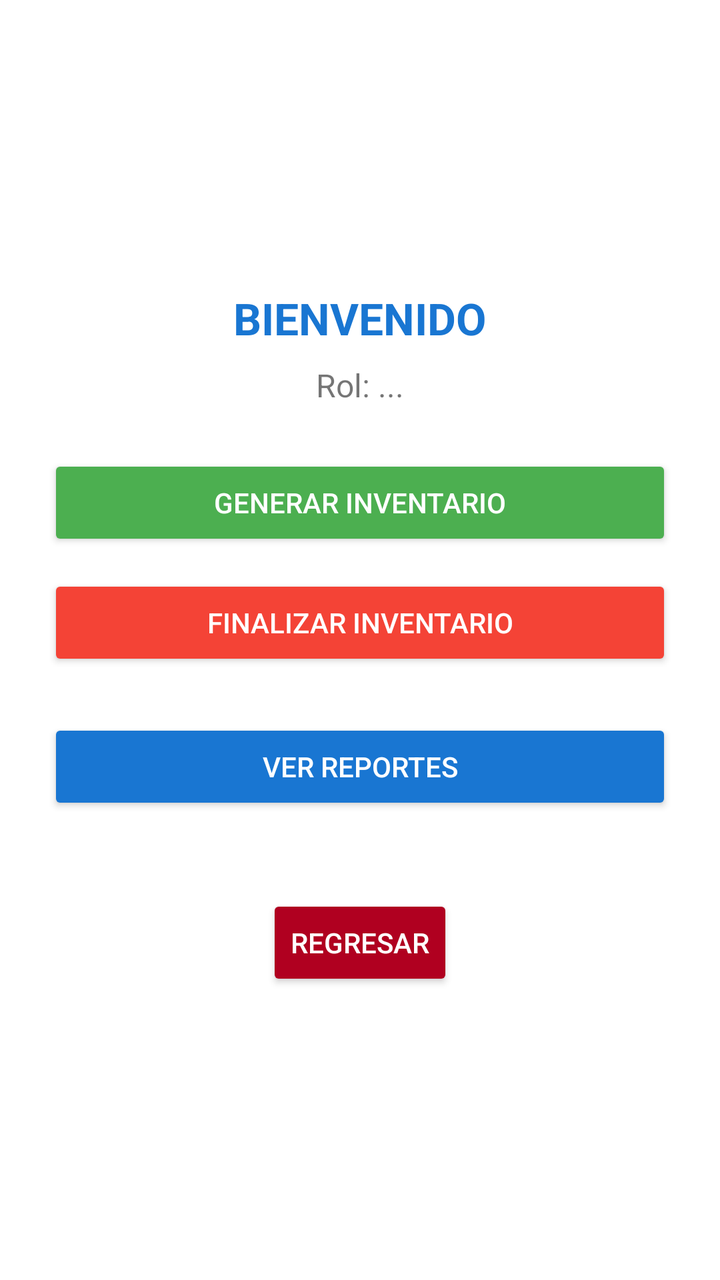
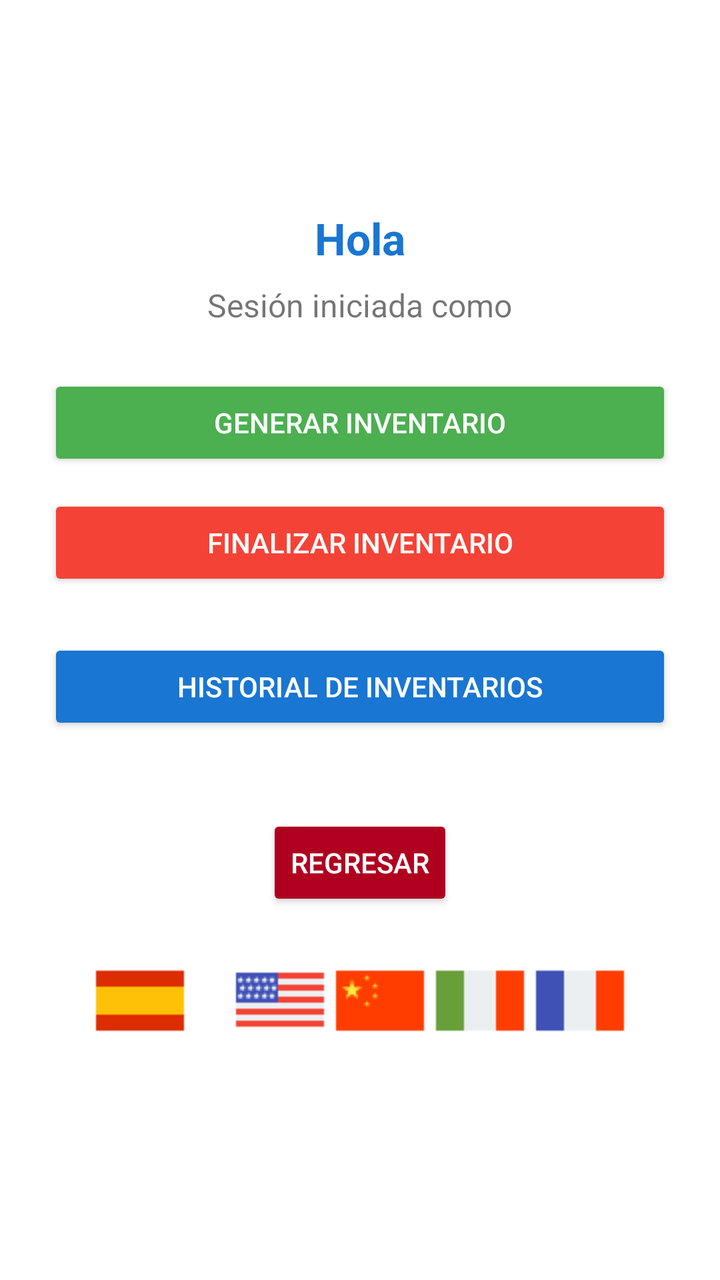

Two renders of the same Android screen: before a commit and after it. Below are the layout's source before the change and the commit's diff.
<!-- AndroidManifest.xml: application theme Theme.AppCompat.Light.NoActionBar -->
<!-- res/layout/activity_inicio_generico.xml -->
<?xml version="1.0" encoding="utf-8"?>
<LinearLayout xmlns:android="http://schemas.android.com/apk/res/android"
    android:layout_width="match_parent"
    android:layout_height="match_parent"
    android:orientation="vertical"
    android:padding="24dp"
    android:gravity="center"
    android:background="#FFFFFF">

    <TextView
        android:id="@+id/tvBienvenidaGenerica"
        android:layout_width="wrap_content"
        android:layout_height="wrap_content"
        android:text="BIENVENIDO"
        android:textSize="22sp"
        android:textStyle="bold"
        android:textColor="#1976D2"
        android:layout_marginBottom="8dp"/>

    <TextView
        android:id="@+id/tvRolActual"
        android:layout_width="wrap_content"
        android:layout_height="wrap_content"
        android:text="Rol: ..."
        android:textSize="16sp"
        android:layout_marginBottom="24dp"/>

    <Button
        android:id="@+id/btnGenerarInventario"
        android:layout_width="match_parent"
        android:layout_height="wrap_content"
        android:text="GENERAR INVENTARIO"
        android:backgroundTint="#4CAF50"
        android:textColor="#FFFFFF"
        android:layout_marginBottom="12dp"/>

    
    <Button
        android:id="@+id/btnFinalizarInventario"
        android:layout_width="match_parent"
        android:layout_height="wrap_content"
        android:text="FINALIZAR INVENTARIO"
        android:backgroundTint="#F44336"
        android:textColor="#FFFFFF"
        android:layout_marginBottom="24dp"/>

    <Button
        android:id="@+id/btnVerReportes"
        android:layout_width="match_parent"
        android:layout_height="wrap_content"
        android:text="VER REPORTES"
        android:backgroundTint="#1976D2"
        android:textColor="#FFFFFF"
        android:layout_marginBottom="24dp"/>

    <Button
        android:id="@+id/btnAdminRegistro"
        android:layout_width="match_parent"
        android:layout_height="wrap_content"
        android:text="REGISTRAR NUEVO USUARIO"
        android:backgroundTint="#FF9800"
        android:textColor="#FFFFFF"
        android:visibility="gone"/>

    <Button
        android:id="@+id/btnReturn"
        android:layout_width="wrap_content"
        android:layout_height="wrap_content"
        android:text="REGRESAR"
        android:backgroundTint="@color/design_default_color_error"
        android:textColor="#FFFFFF"
        android:layout_marginTop="16dp"/>

</LinearLayout>
<!-- resources referenced by this layout -->
<resources>

</resources>

<!-- the commit's change to res/layout/activity_inicio_generico.xml (unified diff, before → after) -->
@@ -11,7 +11,7 @@
         android:id="@+id/tvBienvenidaGenerica"
         android:layout_width="wrap_content"
         android:layout_height="wrap_content"
-        android:text="BIENVENIDO"
+        android:text="@string/hola"
         android:textSize="22sp"
         android:textStyle="bold"
         android:textColor="#1976D2"
@@ -21,7 +21,7 @@
         android:id="@+id/tvRolActual"
         android:layout_width="wrap_content"
         android:layout_height="wrap_content"
-        android:text="Rol: ..."
+        android:text="@string/sesion_como"
         android:textSize="16sp"
         android:layout_marginBottom="24dp"/>
 
@@ -29,17 +29,16 @@
         android:id="@+id/btnGenerarInventario"
         android:layout_width="match_parent"
         android:layout_height="wrap_content"
-        android:text="GENERAR INVENTARIO"
+        android:text="@string/generar_inventario"
         android:backgroundTint="#4CAF50"
         android:textColor="#FFFFFF"
         android:layout_marginBottom="12dp"/>
 
-    
     <Button
         android:id="@+id/btnFinalizarInventario"
         android:layout_width="match_parent"
         android:layout_height="wrap_content"
-        android:text="FINALIZAR INVENTARIO"
+        android:text="@string/finalizar_inventario"
         android:backgroundTint="#F44336"
         android:textColor="#FFFFFF"
         android:layout_marginBottom="24dp"/>
@@ -48,7 +47,7 @@
         android:id="@+id/btnVerReportes"
         android:layout_width="match_parent"
         android:layout_height="wrap_content"
-        android:text="VER REPORTES"
+        android:text="@string/historial_inventarios"
         android:backgroundTint="#1976D2"
         android:textColor="#FFFFFF"
         android:layout_marginBottom="24dp"/>
@@ -57,7 +56,7 @@
         android:id="@+id/btnAdminRegistro"
         android:layout_width="match_parent"
         android:layout_height="wrap_content"
-        android:text="REGISTRAR NUEVO USUARIO"
+        android:text="@string/admin_registro"
         android:backgroundTint="#FF9800"
         android:textColor="#FFFFFF"
         android:visibility="gone"/>
@@ -66,9 +65,59 @@
         android:id="@+id/btnReturn"
         android:layout_width="wrap_content"
         android:layout_height="wrap_content"
-        android:text="REGRESAR"
+        android:text="@string/regresar"
         android:backgroundTint="@color/design_default_color_error"
         android:textColor="#FFFFFF"
         android:layout_marginTop="16dp"/>
 
+    <LinearLayout
+        android:layout_width="wrap_content"
+        android:layout_height="wrap_content"
+        android:orientation="horizontal"
+        android:layout_gravity="center_horizontal"
+        android:layout_marginTop="20dp"
+        android:layout_marginBottom="10dp">
+
+        <ImageButton
+            android:id="@+id/btnEs"
+            android:layout_width="50dp"
+            android:layout_height="50dp"
+            android:src="@drawable/es"
+            android:background="@android:color/transparent"
+            android:scaleType="centerInside"
+            android:layout_marginEnd="20dp"/>
+
+        <ImageButton
+            android:id="@+id/btnEn"
+            android:layout_width="50dp"
+            android:layout_height="50dp"
+            android:src="@drawable/en"
+            android:background="@android:color/transparent"
+            android:scaleType="centerInside"/>
+
+        <ImageButton
+            android:id="@+id/btnZh"
+            android:layout_width="50dp"
+            android:layout_height="50dp"
+            android:src="@drawable/zh"
+            android:background="@android:color/transparent"
+            android:scaleType="centerInside"/>
+
+        <ImageButton
+            android:id="@+id/btnIt"
+            android:layout_width="50dp"
+            android:layout_height="50dp"
+            android:src="@drawable/it"
+            android:background="@android:color/transparent"
+            android:scaleType="centerInside"/>
+
+        <ImageButton
+            android:id="@+id/btnFr"
+            android:layout_width="50dp"
+            android:layout_height="50dp"
+            android:src="@drawable/fr"
+            android:background="@android:color/transparent"
+            android:scaleType="centerInside"/>
+    </LinearLayout>
+
 </LinearLayout>
<!-- resource entries referenced after the edit -->
@@ -1,5 +1,16 @@
 <!-- resources referenced by this layout -->
 <resources>
-
+  <!-- drawable en: png bitmap (drawable, 327 bytes) -->
+  <!-- drawable es: png bitmap (drawable, 182 bytes) -->
+  <!-- drawable fr: png bitmap (drawable, 169 bytes) -->
+  <!-- drawable it: png bitmap (drawable, 169 bytes) -->
+  <!-- drawable zh: png bitmap (drawable, 391 bytes) -->
+  <string name="admin_registro">REGISTRO DE USUARIOS</string>
+  <string name="finalizar_inventario">FINALIZAR INVENTARIO</string>
+  <string name="generar_inventario">GENERAR INVENTARIO</string>
+  <string name="historial_inventarios">HISTORIAL DE INVENTARIOS</string>
+  <string name="hola">Hola</string>
+  <string name="regresar">REGRESAR</string>
+  <string name="sesion_como">Sesión iniciada como</string>
 </resources>
 
